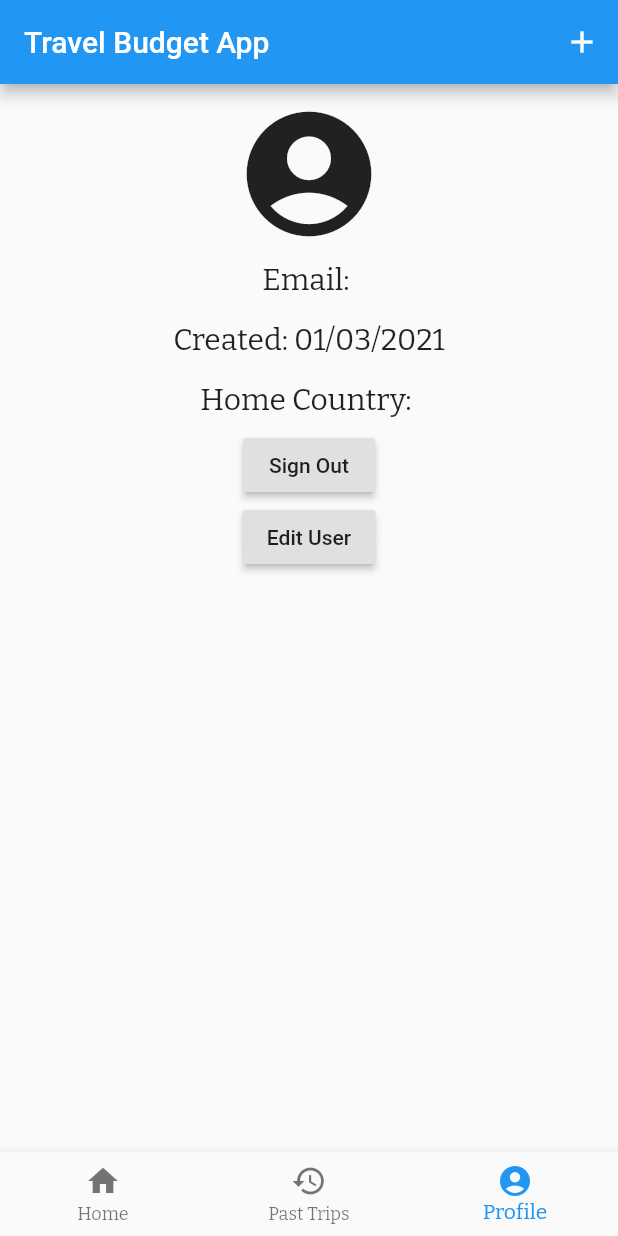
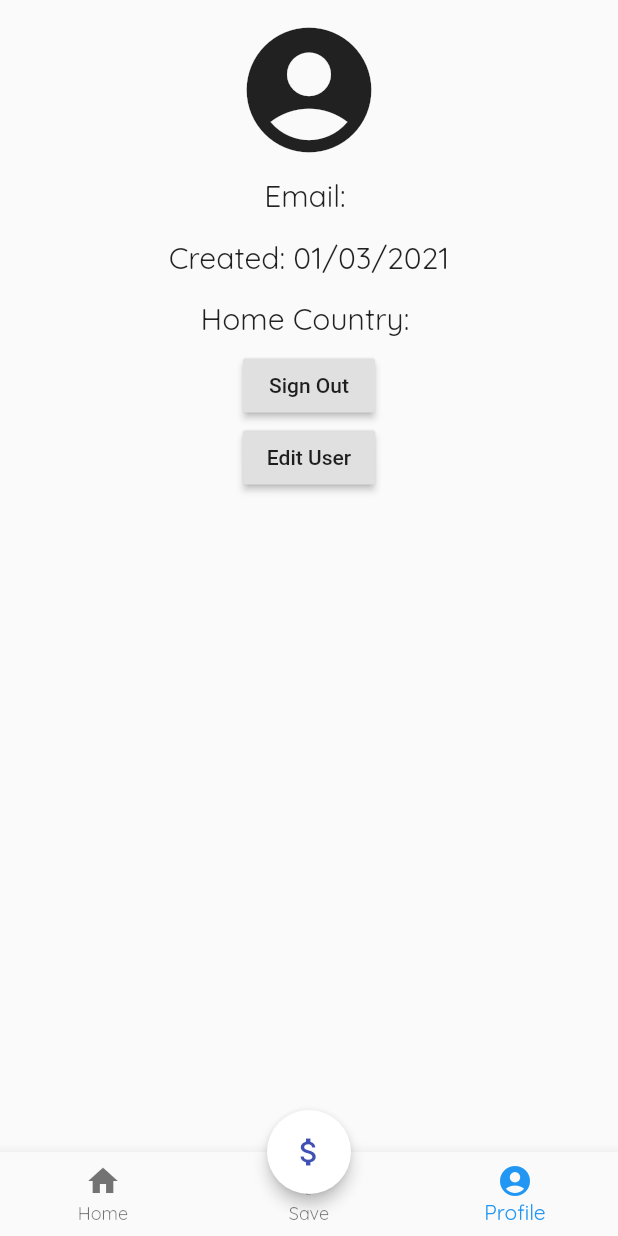
Before and after one commit to vcjpierre/flutter-travel-budget, a Flutter app: the screen it shows once a user with an empty profile is signed in, item 3 of the bottom bar chosen, on a phone screen of 412 x 824 dp. Run offline on Flutter 3.47's test engine with Material 2 defaults, Android fonts, the light colour scheme and no system bars; our stand-ins replace auto_size_text, cloud_firestore, dio, firebase_auth, firebase_core, firebase_crashlytics and 4 more; missing offline and left inert: apple_sign_in, date_range_picker, firebase_admob, flutter_auth_buttons, international_phone_input; accounts and stored records are empty; statements that could not run were skipped.

Commit message:
Add floating action button to navigation bar

```diff
--- a/lib/main.dart
+++ b/lib/main.dart
@@ -58,14 +58,14 @@ class _MyAppState extends State<MyApp> with WidgetsBindingObserver {
           brightness: Brightness.light,
           primarySwatch: Colors.blue,
           textTheme: TextTheme(
-            bodyText2: GoogleFonts.bitter(fontSize: 14.0),
+            bodyText2: GoogleFonts.quicksand(fontSize: 14.0),
           ),
         ),
         darkTheme: ThemeData(
-            brightness: Brightness.dark,
-            primarySwatch: Colors.blue,
-            textTheme:
-                TextTheme(bodyText2: GoogleFonts.bitter(fontSize: 14.0))),
+          brightness: Brightness.dark,
+          primarySwatch: Colors.blue,
+          textTheme: TextTheme(bodyText2: GoogleFonts.bitter(fontSize: 14.0)),
+        ),
         home: HomeController(),
         debugShowCheckedModeBanner: false,
         routes: <String, WidgetBuilder>{
--- a/lib/views/navigation_view.dart
+++ b/lib/views/navigation_view.dart
@@ -1,7 +1,6 @@
 import 'package:flutter/material.dart';
 import 'package:flutter_travel_budget/views/home_view.dart';
-import 'package:flutter_travel_budget/views/new_trips/location_view.dart';
-import 'package:flutter_travel_budget/views/past_trips_view.dart';
+import 'deposit_view.dart';
 import 'profile_view.dart';
 import 'package:flutter_travel_budget/models/Trip.dart';
 
@@ -16,7 +15,7 @@ class _HomeState extends State<Home> {
   int _currentIndex = 0;
   final List<Widget> _children = [
     HomeView(),
-    PastTripsView(),
+    DepositView(),
     ProfileView(),
   ];
 
@@ -24,38 +23,32 @@ class _HomeState extends State<Home> {
   Widget build(BuildContext context) {
     final newTrip = new Trip(null, null, null, null, null, null);
     return Scaffold(
-      appBar: AppBar(
-        title: Text("Travel Budget App"),
-        actions: <Widget>[
-          IconButton(
-            icon: Icon(Icons.add),
-            onPressed: () {
-              Navigator.push(
-                context,
-                MaterialPageRoute(
-                  builder: (context) => NewTripLocationView(trip: newTrip),
-                ),
-              );
-            },
-          ),
-        ],
+      body: _children[_currentIndex],
+      floatingActionButton: FloatingActionButton(
+        onPressed: () {
+          onTabTapped(1);
+        },
+        tooltip: "Add Savings",
+        child: Icon(Icons.attach_money, color: Colors.indigo),
+        elevation: 4.0,
+        backgroundColor: Colors.white,
       ),
-      body: _children[_currentIndex],
+      floatingActionButtonLocation: FloatingActionButtonLocation.centerDocked,
       bottomNavigationBar: BottomNavigationBar(
           onTap: onTabTapped,
           currentIndex: _currentIndex,
           items: [
             BottomNavigationBarItem(
               icon: new Icon(Icons.home),
-              label: ("Home"),
+              label: "Home",
             ),
             BottomNavigationBarItem(
-              icon: new Icon(Icons.history),
-              label: ("Past Trips"),
+              icon: new Icon(Icons.attach_money),
+              label: "Save",
             ),
             BottomNavigationBarItem(
               icon: new Icon(Icons.account_circle),
-              label: ("Profile"),
+              label: "Profile",
             ),
           ]),
     );
```
Also changed, not shown: lib/views/deposit_view.dart (added, +15 -0 lines).
